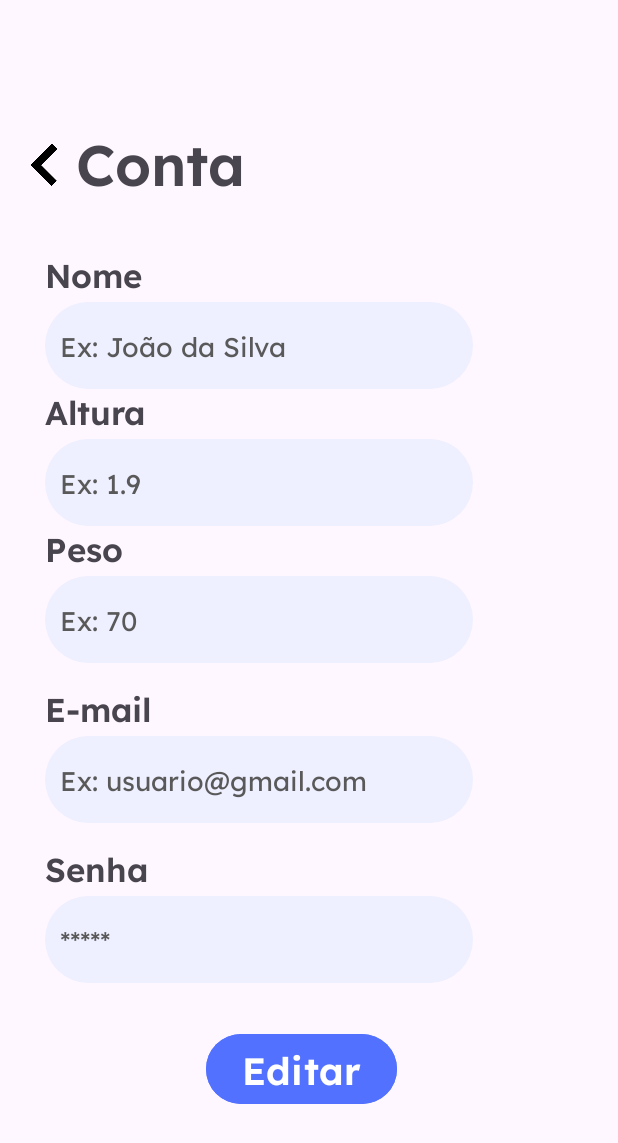
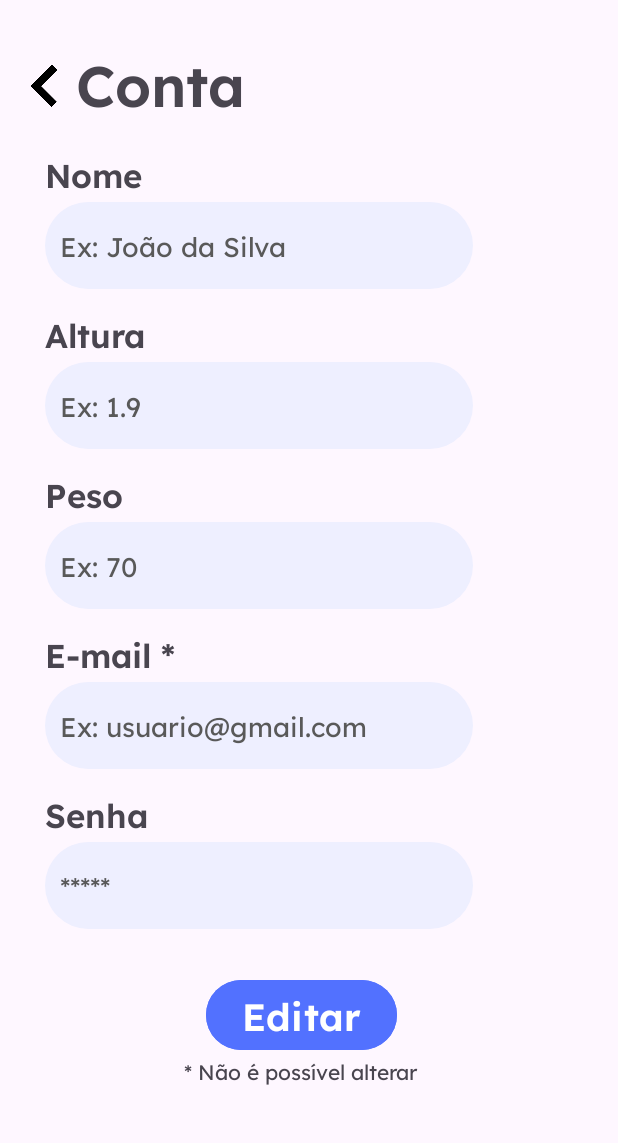
Before and after one commit to mgolegario/LuFit, an Android app: the Conta screen opened directly, with no data from a screen before it, on a phone screen of 412 x 824 dp. Shown: the top 1143 px of the screen. Run offline under Robolectric (Android 15) with nearby library versions, the phone set to English and light mode, and no system bars; 1 statement that could not run was skipped.

Commit message:
TUDO FINALIZADO APENAS PEQUENOS AJUSTES

```diff
--- a/app/src/main/res/layout/activity_conta.xml
+++ b/app/src/main/res/layout/activity_conta.xml
@@ -21,6 +21,7 @@
         <LinearLayout
             android:layout_width="match_parent"
             android:layout_height="wrap_content"
+            android:layout_marginTop="30dp"
             android:orientation="horizontal"
             android:paddingStart="15dp"
             >
@@ -44,12 +45,18 @@
 
         </LinearLayout>
 
+        <ScrollView
+            android:layout_width="match_parent"
+            android:layout_height="match_parent"
+            android:layout_marginTop="20dp"
+            >
+
             <LinearLayout
                 android:layout_width="match_parent"
                 android:layout_height="wrap_content"
-            android:layout_marginTop="34dp"
+                android:paddingStart="30dp"
                 android:orientation="vertical"
-            android:paddingStart="30dp">
+               >
 
                 <TextView
                     android:id="@+id/textView20"
@@ -70,13 +77,14 @@
                     android:fontFamily="@font/lexend"
                     android:hint="Ex: João da Silva"
                     android:inputType="text"
-                android:selectAllOnFocus="true"
                     android:textColor="#404040"
                     android:textColorHint="#595959" />
+
                 <TextView
                     android:id="@+id/textView22"
                     android:layout_width="wrap_content"
                     android:layout_height="wrap_content"
+                    android:layout_marginTop="15dp"
                     android:fontFamily="@font/lexend_semibold"
                     android:text="Altura"
                     android:textSize="22sp" />
@@ -95,10 +103,12 @@
                     android:selectAllOnFocus="true"
                     android:textColor="#404040"
                     android:textColorHint="#595959" />
+
                 <TextView
                     android:id="@+id/textView21"
                     android:layout_width="wrap_content"
                     android:layout_height="wrap_content"
+                    android:layout_marginTop="15dp"
                     android:fontFamily="@font/lexend_semibold"
                     android:text="Peso"
                     android:textSize="22sp" />
@@ -117,13 +127,14 @@
                     android:selectAllOnFocus="true"
                     android:textColor="#404040"
                     android:textColorHint="#595959" />
+
                 <TextView
                     android:id="@+id/textView6"
                     android:layout_width="wrap_content"
                     android:layout_height="wrap_content"
                     android:layout_marginTop="15dp"
                     android:fontFamily="@font/lexend_semibold"
-                android:text="E-mail"
+                    android:text="E-mail *"
                     android:textSize="22sp" />
 
                 <EditText
@@ -175,10 +186,11 @@
                     android:backgroundTint="#5271FF"
                     android:fontFamily="@font/lexend_semibold"
                     android:text="Editar"
+                    android:textColor="#FFFFFF"
                     android:textSize="25sp" />
+
                 <Button
                     android:id="@+id/btn_ok"
-                android:visibility="invisible"
                     android:layout_width="wrap_content"
                     android:layout_height="wrap_content"
                     android:layout_gravity="center"
@@ -187,8 +199,21 @@
                     android:backgroundTint="#5271FF"
                     android:fontFamily="@font/lexend_semibold"
                     android:text="OK"
-                android:textSize="25sp" />
+                    android:textColor="#FFFFFF"
+                    android:textSize="25sp"
+                    android:visibility="invisible" />
+
+                <TextView
+                    android:id="@+id/textView23"
+                    android:layout_width="wrap_content"
+                    android:layout_height="wrap_content"
+                    android:layout_gravity="center"
+                    android:layout_marginStart="-20dp"
+                    android:fontFamily="@font/lexend"
+                    android:text="* Não é possível alterar"
+                    android:layout_marginBottom="15dp"/>
             </LinearLayout>
+        </ScrollView>
 
     </LinearLayout>
 
--- a/app/src/main/res/layout/fragment_home.xml
+++ b/app/src/main/res/layout/fragment_home.xml
@@ -9,7 +9,7 @@
     <FrameLayout
         android:id="@+id/fl_btnPress"
         android:layout_width="match_parent"
-        android:layout_height="700dp"
+        android:layout_height="658dp"
         android:visibility="invisible">
 
         <LinearLayout
```
Also changed, not shown: app/src/main/java/com/example/lufit/HomeFragment.java (+24 -1 lines). Lines whose indentation alone changed are shown as unchanged.
